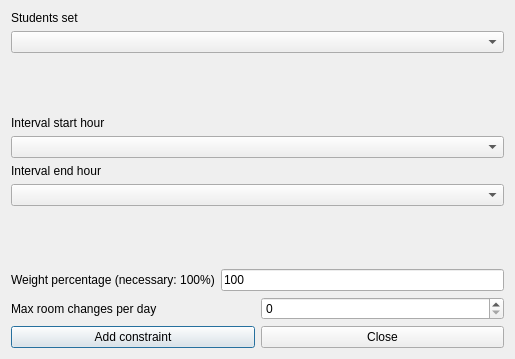
vonmecheln/fet, file fet/src/interface/addconstraintstudentssetmaxroomchangesperrealdayinintervalform_template.ui: the form before one commit.
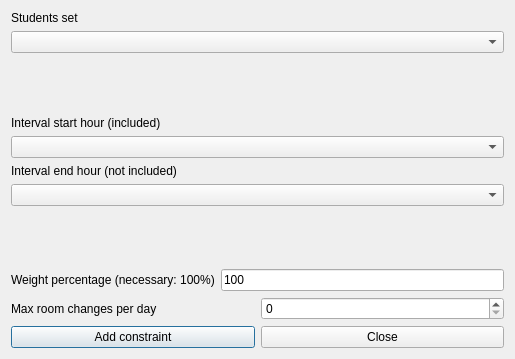
The form after the commit.

Patch:
```diff
--- a/fet/src/interface/addconstraintstudentssetmaxroomchangesperrealdayinintervalform_template.ui
+++ b/fet/src/interface/addconstraintstudentssetmaxroomchangesperrealdayinintervalform_template.ui
@@ -74,7 +74,7 @@
         <enum>QFrame::Plain</enum>
        </property>
        <property name="text">
-        <string>Interval start hour</string>
+        <string extracomment="This field refers to a constraint operating on a given hourly interval. The selected start hour of the interval is included (is counted) in the constraint, while the selected end hour of the interval is not included (is not counted) in the constraint.">Interval start hour (included)</string>
        </property>
        <property name="wordWrap">
         <bool>false</bool>
@@ -107,7 +107,7 @@
         <enum>QFrame::Plain</enum>
        </property>
        <property name="text">
-        <string>Interval end hour</string>
+        <string extracomment="This field refers to a constraint operating on a given hourly interval. The selected start hour of the interval is included (is counted) in the constraint, while the selected end hour of the interval is not included (is not counted) in the constraint.">Interval end hour (not included)</string>
        </property>
        <property name="wordWrap">
         <bool>false</bool>
```
